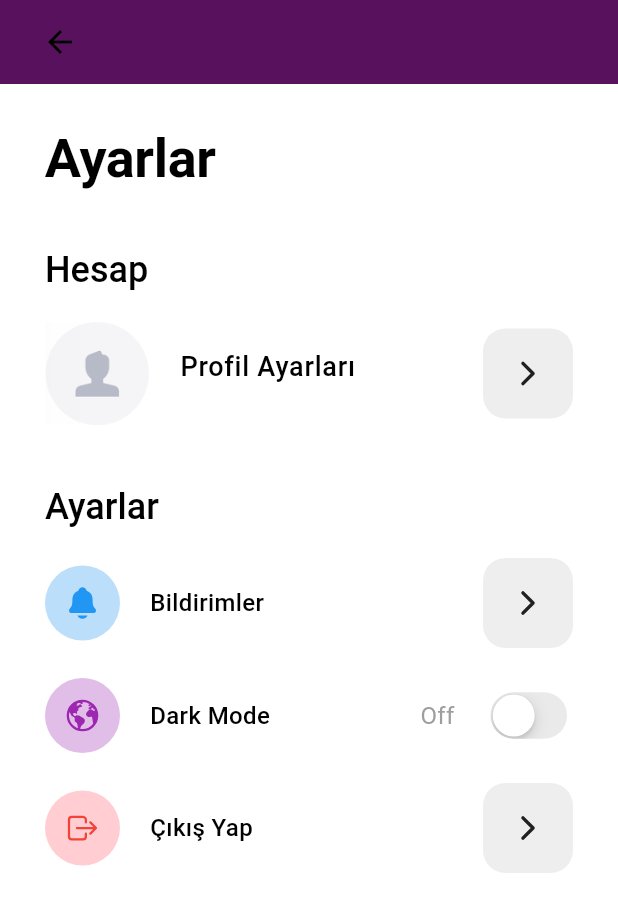
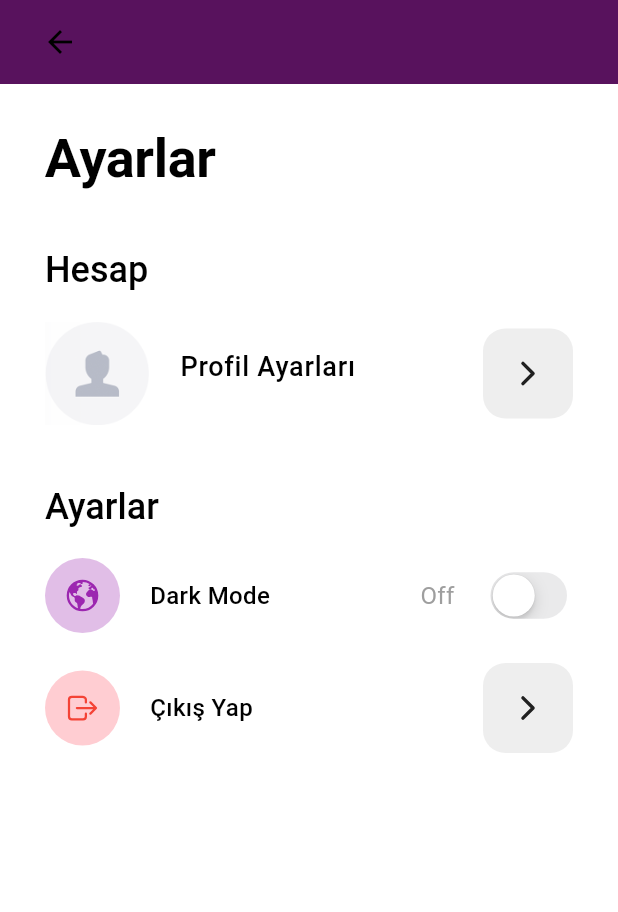
Before and after one commit to kamahivari/QR-Interaction-SNet, a Flutter app: the AccountScreen screen opened directly, on a phone screen of 412 x 824 dp. Shown: the top 912 px of the screen. Run offline on Flutter 3.47's test engine with Material 3 defaults, Android fonts, the phone set to English and light mode, and no system bars; our stand-ins replace cloud_firestore, firebase_auth, firebase_core, ionicons, qr_flutter, share; missing offline and left inert: qr_code_scanner; accounts and stored records are empty.

Commit message:
bildirim ayarı kaldırırldı

```diff
--- a/flutter_application_1/lib/account_screen.dart
+++ b/flutter_application_1/lib/account_screen.dart
@@ -85,7 +85,7 @@ class _AccountScreenState extends State<AccountScreen> {
                 style: textTheme.headline2
                     ?.copyWith(fontSize: 24, fontWeight: FontWeight.w500),
               ),
-              const SizedBox(height: 20),
+              /*   const SizedBox(height: 20),
               SettingItem(
                 title: "Bildirimler",
                 icon: Ionicons.notifications,
@@ -93,6 +93,7 @@ class _AccountScreenState extends State<AccountScreen> {
                 iconColor: Colors.blue,
                 onTap: () {},
               ),
+              */
               const SizedBox(height: 20),
               SettingSwitch(
                 title: "Dark Mode",
```
